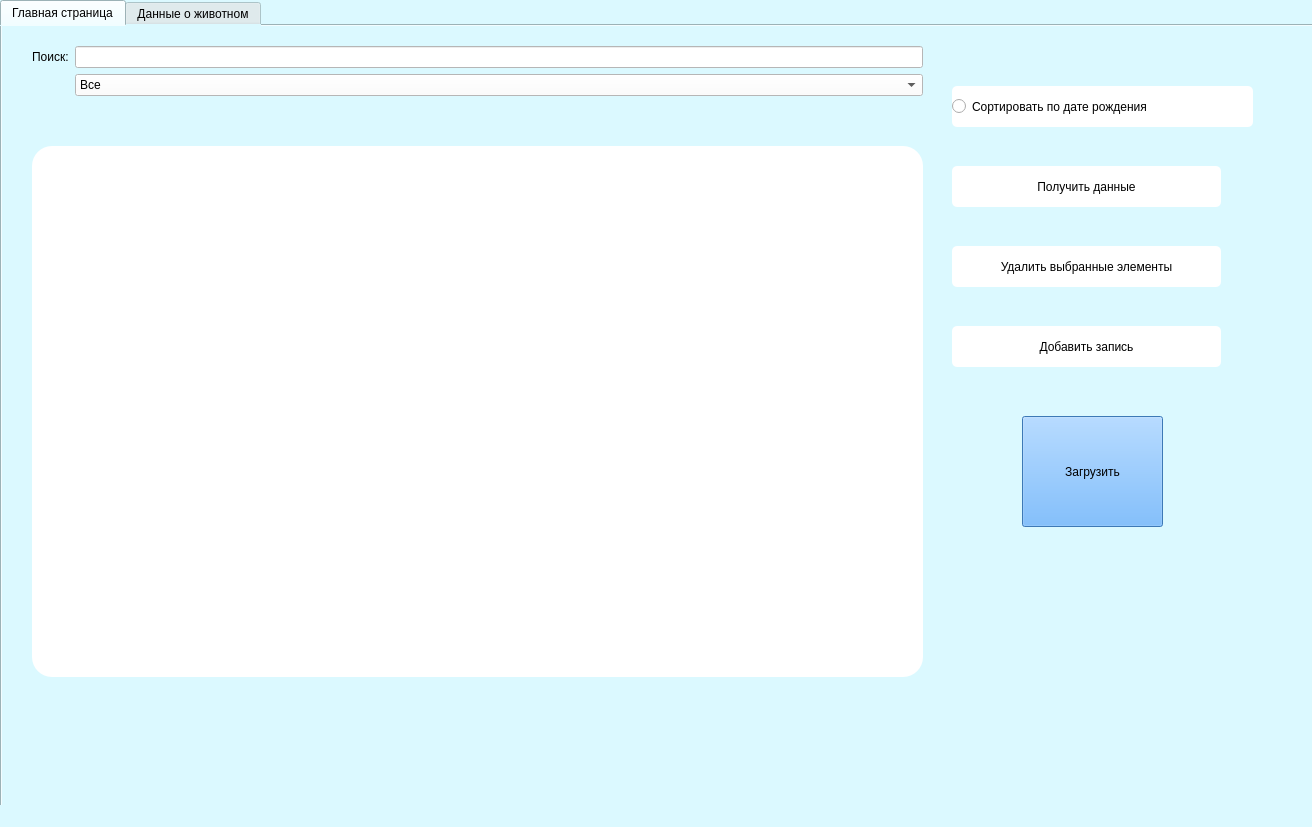
This is UI/project.ui in ponkinalisa/Project_Pilotag as Qt 5 draws it before an edit. The edited form follows.
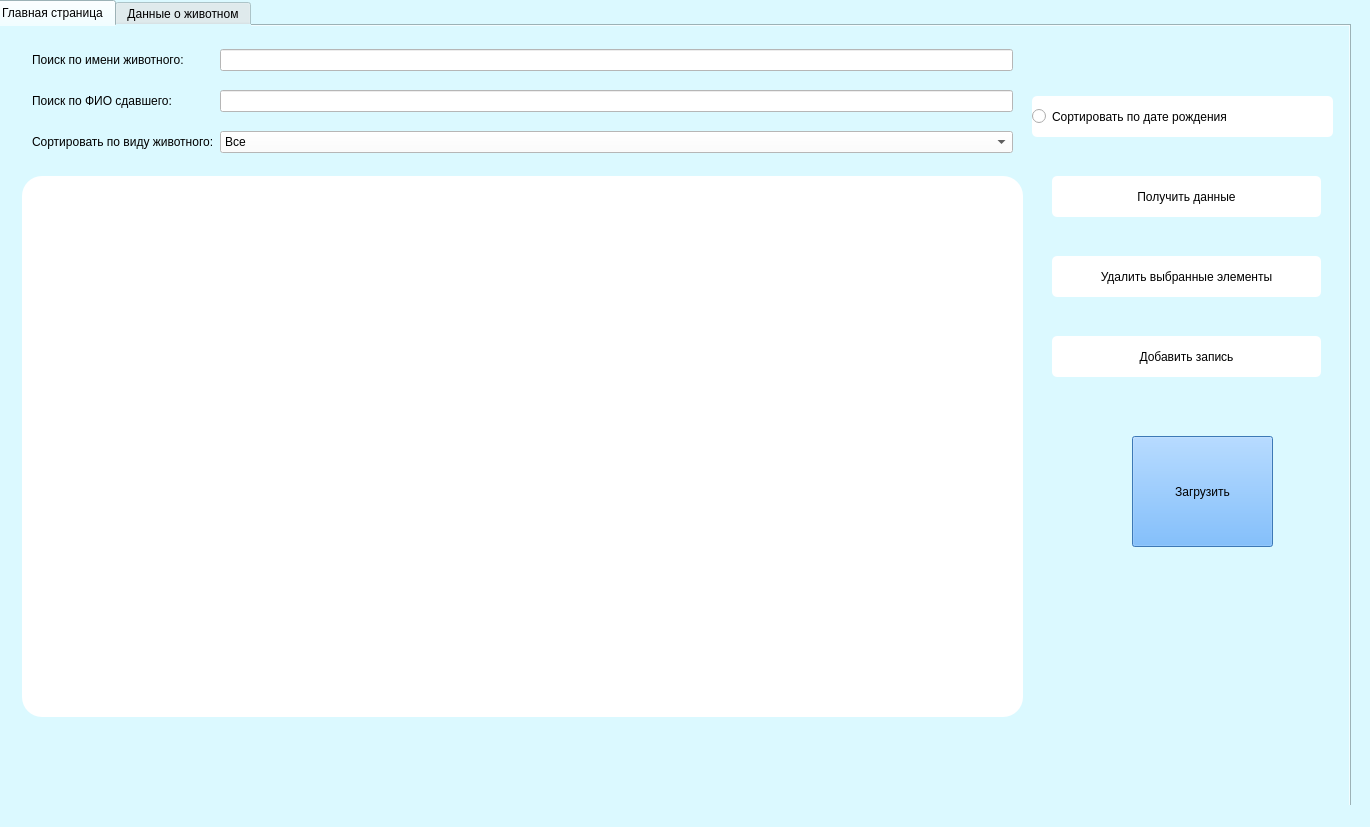
This is the edited form. The open tabs and pages were chosen to show the change.

Commit message: Почти готово

```diff
--- a/UI/project.ui
+++ b/UI/project.ui
@@ -6,7 +6,7 @@
    <rect>
     <x>0</x>
     <y>0</y>
-    <width>1312</width>
+    <width>1370</width>
     <height>827</height>
    </rect>
   </property>
@@ -20,9 +20,9 @@
    <widget class="QTabWidget" name="tabWidget">
     <property name="geometry">
      <rect>
-      <x>0</x>
+      <x>-10</x>
       <y>0</y>
-      <width>1351</width>
+      <width>1361</width>
       <height>831</height>
      </rect>
     </property>
@@ -44,9 +44,9 @@
       <property name="geometry">
        <rect>
         <x>30</x>
-        <y>120</y>
-        <width>891</width>
-        <height>531</height>
+        <y>150</y>
+        <width>1001</width>
+        <height>541</height>
        </rect>
       </property>
       <property name="styleSheet">
@@ -54,49 +54,11 @@
 border-radius: 20px;</string>
       </property>
      </widget>
-     <widget class="QWidget" name="formLayoutWidget">
-      <property name="geometry">
-       <rect>
-        <x>30</x>
-        <y>20</y>
-        <width>891</width>
-        <height>75</height>
-       </rect>
-      </property>
-      <layout class="QFormLayout" name="formLayout">
-       <item row="2" column="0">
-        <widget class="QLabel" name="label">
-         <property name="text">
-          <string>Поиск:</string>
-         </property>
-        </widget>
-       </item>
-       <item row="2" column="1">
-        <widget class="QLineEdit" name="search">
-         <property name="styleSheet">
-          <string notr="true">background: rgb(255, 255, 255);</string>
-         </property>
-        </widget>
-       </item>
-       <item row="3" column="1">
-        <widget class="QComboBox" name="combo_sorting">
-         <property name="styleSheet">
-          <string notr="true">background: rgb(255, 255, 255);</string>
-         </property>
-         <item>
-          <property name="text">
-           <string>Все</string>
-          </property>
-         </item>
-        </widget>
-       </item>
-      </layout>
-     </widget>
      <widget class="QPushButton" name="get_data">
       <property name="geometry">
        <rect>
-        <x>950</x>
-        <y>140</y>
+        <x>1060</x>
+        <y>150</y>
         <width>269</width>
         <height>41</height>
        </rect>
@@ -115,8 +77,8 @@
      <widget class="QPushButton" name="append_button">
       <property name="geometry">
        <rect>
-        <x>950</x>
-        <y>300</y>
+        <x>1060</x>
+        <y>310</y>
         <width>269</width>
         <height>41</height>
        </rect>
@@ -138,8 +100,8 @@
      <widget class="QPushButton" name="delete_button">
       <property name="geometry">
        <rect>
-        <x>950</x>
-        <y>220</y>
+        <x>1060</x>
+        <y>230</y>
         <width>269</width>
         <height>41</height>
        </rect>
@@ -158,8 +120,8 @@
      <widget class="QRadioButton" name="radioButton">
       <property name="geometry">
        <rect>
-        <x>950</x>
-        <y>60</y>
+        <x>1040</x>
+        <y>70</y>
         <width>301</width>
         <height>41</height>
        </rect>
@@ -175,8 +137,8 @@
      <widget class="QPushButton" name="bownload_button">
       <property name="geometry">
        <rect>
-        <x>1020</x>
-        <y>390</y>
+        <x>1140</x>
+        <y>410</y>
         <width>141</width>
         <height>111</height>
        </rect>
@@ -192,6 +154,65 @@
        <string>Загрузить</string>
       </property>
      </widget>
+     <widget class="QWidget" name="gridLayoutWidget">
+      <property name="geometry">
+       <rect>
+        <x>40</x>
+        <y>10</y>
+        <width>981</width>
+        <height>131</height>
+       </rect>
+      </property>
+      <layout class="QGridLayout" name="gridLayout">
+       <item row="1" column="1">
+        <widget class="QLineEdit" name="search_2">
+         <property name="styleSheet">
+          <string notr="true">background: rgb(255, 255, 255);</string>
+         </property>
+        </widget>
+       </item>
+       <item row="1" column="0">
+        <widget class="QLabel" name="label_5">
+         <property name="text">
+          <string>Поиск по ФИО сдавшего:</string>
+         </property>
+        </widget>
+       </item>
+       <item row="0" column="1">
+        <widget class="QLineEdit" name="search">
+         <property name="styleSheet">
+          <string notr="true">background: rgb(255, 255, 255);</string>
+         </property>
+        </widget>
+       </item>
+       <item row="0" column="0">
+        <widget class="QLabel" name="label">
+         <property name="text">
+          <string>Поиск по имени животного:</string>
+         </property>
+        </widget>
+       </item>
+       <item row="2" column="0">
+        <widget class="QLabel" name="label_4">
+         <property name="text">
+          <string>Сортировать по виду животного:</string>
+         </property>
+        </widget>
+       </item>
+       <item row="2" column="1">
+        <widget class="QComboBox" name="combo_sorting">
+         <property name="styleSheet">
+          <string notr="true">background: rgb(255, 255, 255);</string>
+         </property>
+         <item>
+          <property name="text">
+           <string>Все</string>
+          </property>
+         </item>
+        </widget>
+       </item>
+      </layout>
+     </widget>
     </widget>
     <widget class="QWidget" name="tab_2">
      <attribute name="title">
```
Left out of the diff: 12 changed lines with no effect on the pictures. The commit also changes 2 other files.
